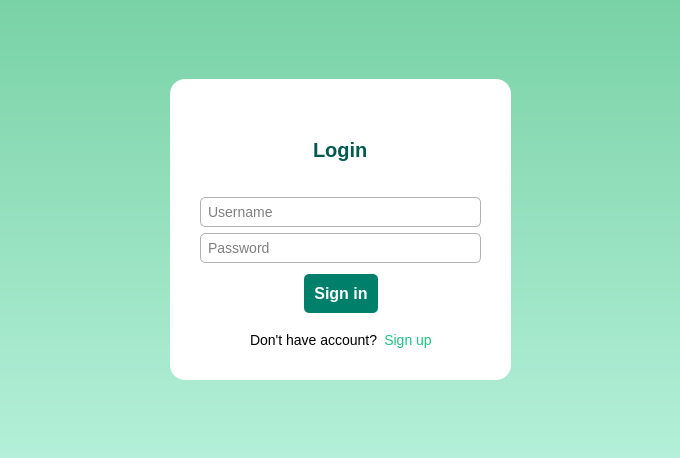
Qt form authorizationwindow.ui (Andrii-sudo/Chat_Client) before a commit.
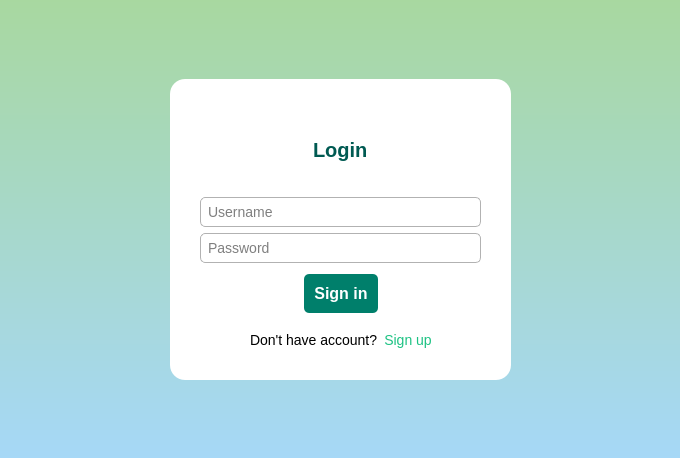
The same form after that commit. Icons and pictures are not drawn.

What changed in the file:
```diff
--- a/authorizationwindow.ui
+++ b/authorizationwindow.ui
@@ -18,7 +18,7 @@
   </property>
   <property name="styleSheet">
    <string notr="true">QDialog {
-    background-color: qlineargradient(spread:pad, x1:0, y1:0, x2:0, y2:1, stop:0 #79d2a6, stop:1 #b4f0d9);
+    background-color: qlineargradient(spread:pad, x1:0, y1:0, x2:0, y2:1, stop:0 #A8D8A0, stop:1 #A6D8F7);
 }</string>
   </property>
   <layout class="QGridLayout" name="gridLayout">
```
Left out of the diff: 29 changed lines with no effect on the pictures.
